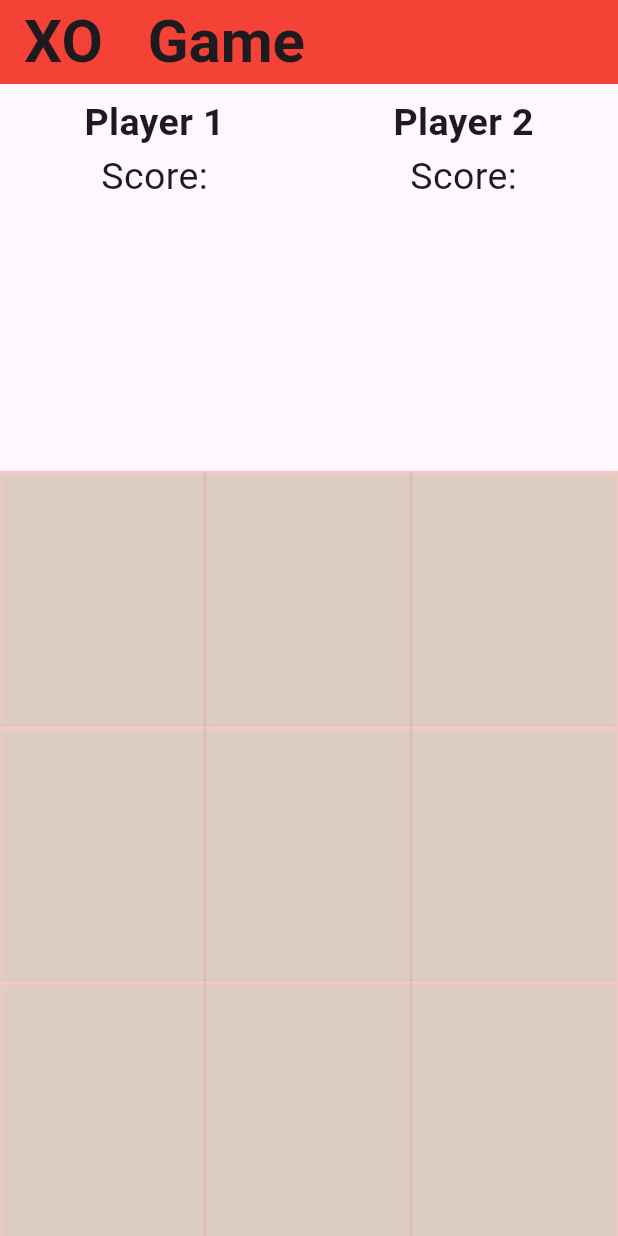
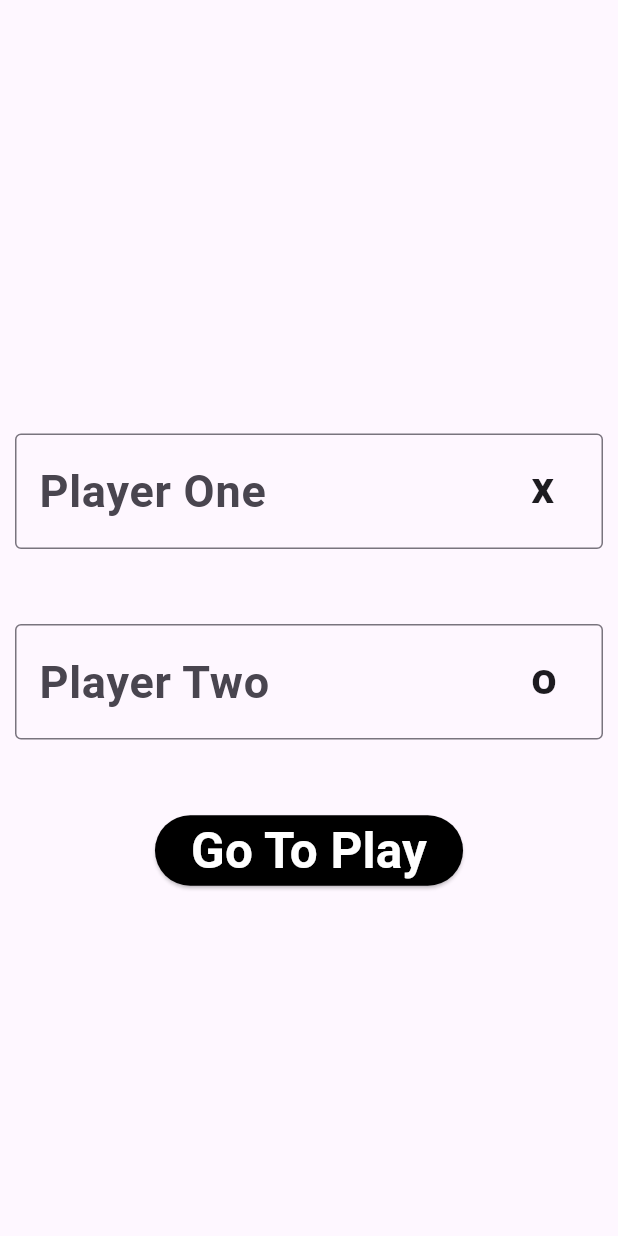
Before and after one commit to FatmaNasser29/XO_Game, a Flutter app: the screen it shows after launch, on a phone screen of 412 x 824 dp. Run offline on Flutter 3.47's test engine with Material 3 defaults, Android fonts, the phone set to English and light mode, and no system bars.

Commit message:
add buttons functions and edit score screen

```diff
--- /dev/null
+++ b/xo_game/lib/login_screen.dart
@@ -0,0 +1,94 @@
+import 'package:flutter/material.dart';
+import 'package:xo_game/homeScreen.dart';
+import 'package:xo_game/player_model.dart';
+
+class LoginScreen extends StatelessWidget {
+  static const String routeName = "loginScreen";
+  LoginScreen({super.key});
+
+  String name1 = '';
+  String name2 = '';
+  @override
+  Widget build(BuildContext context) {
+    return SafeArea(
+      child: Scaffold(
+          appBar: AppBar(),
+          body: Padding(
+            padding: const EdgeInsets.all(10.0),
+            child: Column(
+              mainAxisAlignment: MainAxisAlignment.center,
+              children: [
+                TextFormField(
+                  onChanged: (value) {
+                    name1 = value;
+                  },
+                  decoration: InputDecoration(
+                    suffixIcon: Text(
+                      "x",
+                      style: TextStyle(
+                        fontSize: 30,
+                        fontWeight: FontWeight.bold,
+                      ),
+                    ),
+                    hintText: "Player One",
+                    hintStyle:
+                        TextStyle(fontSize: 30, fontWeight: FontWeight.bold),
+                    focusedBorder: OutlineInputBorder(
+                        borderSide: BorderSide(
+                      width: 5,
+                      color: Colors.redAccent,
+                    )),
+                    border: OutlineInputBorder(),
+                  ),
+                ),
+                SizedBox(
+                  height: 50,
+                ),
+                TextFormField(
+                  onChanged: (value) {
+                    name2 = value;
+                  },
+                  decoration: InputDecoration(
+                    suffixIcon: Text(
+                      "o",
+                      style: TextStyle(
+                        fontSize: 30,
+                        fontWeight: FontWeight.bold,
+                      ),
+                    ),
+                    hintText: "Player Two",
+                    hintStyle:
+                        TextStyle(fontSize: 30, fontWeight: FontWeight.bold),
+                    focusedBorder: OutlineInputBorder(
+                        borderSide: BorderSide(
+                      width: 5,
+                      color: Colors.blue,
+                    )),
+                    border: OutlineInputBorder(),
+                  ),
+                ),
+                SizedBox(
+                  height: 50,
+                ),
+                ElevatedButton(
+                  style:
+                      ElevatedButton.styleFrom(backgroundColor: Colors.black),
+                  onPressed: () {
+                    PlayerModel model = PlayerModel(name1, name2);
+                    Navigator.pushNamed(context, Homescreen.roureName,
+                        arguments: model);
+                  },
+                  child: Text(
+                    "Go To Play",
+                    style: TextStyle(
+                        color: Colors.white,
+                        fontSize: 33,
+                        fontWeight: FontWeight.bold),
+                  ),
+                )
+              ],
+            ),
+          )),
+    );
+  }
+}
--- a/xo_game/lib/main.dart
+++ b/xo_game/lib/main.dart
@@ -1,5 +1,6 @@
 import 'package:flutter/material.dart';
 import 'package:xo_game/homeScreen.dart';
+import 'package:xo_game/login_screen.dart';
 
 void main() {
   runApp(const XoGame());
@@ -15,8 +16,9 @@ class XoGame extends StatelessWidget {
         title: 'Flutter Demo',
         theme: ThemeData(),
         routes: {
+          LoginScreen.routeName: (context) => LoginScreen(),
           Homescreen.roureName: (context) => Homescreen(),
         },
-        initialRoute: Homescreen.roureName);
+        initialRoute: LoginScreen.routeName);
   }
 }
--- /dev/null
+++ b/xo_game/lib/player_model.dart
@@ -0,0 +1,5 @@
+class PlayerModel {
+  String name1;
+  String name2;
+  PlayerModel(this.name1, this.name2);
+}
--- a/xo_game/lib/score_screen.dart
+++ b/xo_game/lib/score_screen.dart
@@ -1,27 +1,33 @@
 import 'package:flutter/material.dart';
+import 'package:xo_game/login_screen.dart';
 
 class ScoreScreen extends StatelessWidget {
   String PlayerName;
-  ScoreScreen({required this.PlayerName, super.key});
+  String score;
+  ScoreScreen({required this.score, required this.PlayerName, super.key});
 
   @override
   Widget build(BuildContext context) {
     return Padding(
       padding: const EdgeInsets.all(8.0),
+      child: Container(
+        // color: Colors.amber,
         child: Column(
+          mainAxisAlignment: MainAxisAlignment.spaceEvenly,
           children: [
             Text(
               PlayerName,
               style: TextStyle(fontSize: 25, fontWeight: FontWeight.bold),
             ),
             Text(
-            "Score:",
+              score,
               style: TextStyle(
                 fontSize: 25,
               ),
             ),
           ],
         ),
+      ),
     );
   }
 }
```
Also changed, not shown: xo_game/lib/buttons.dart (+12 -5 lines), xo_game/lib/homeScreen.dart (+100 -28 lines). Lines whose indentation alone changed are shown as unchanged.
